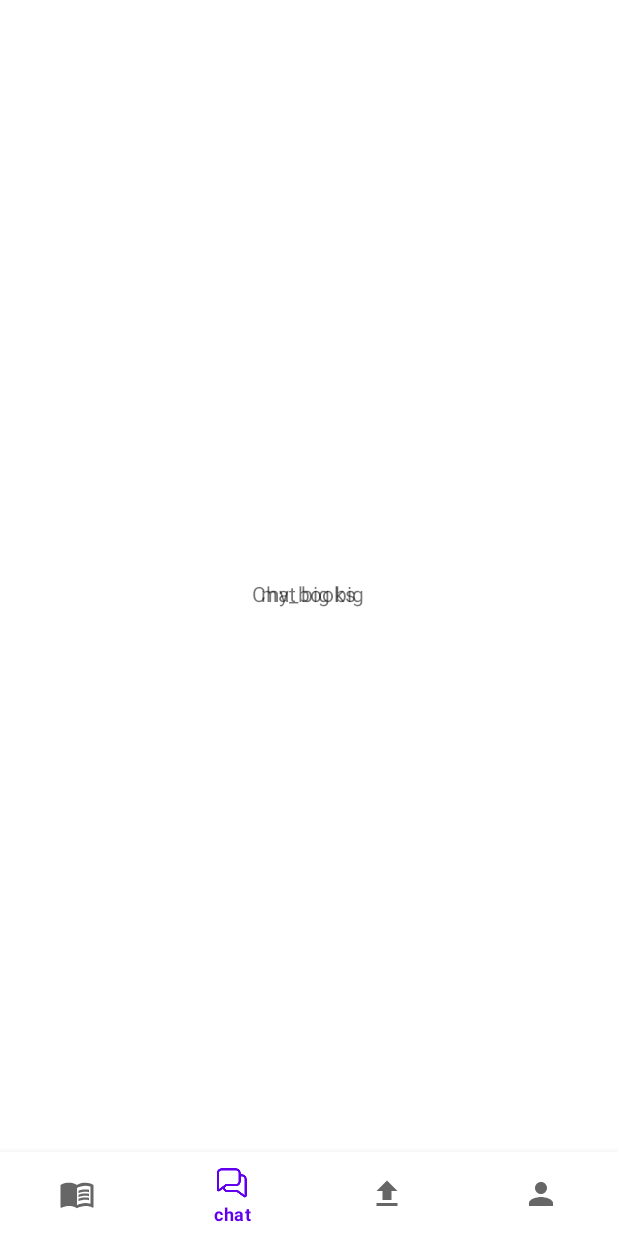
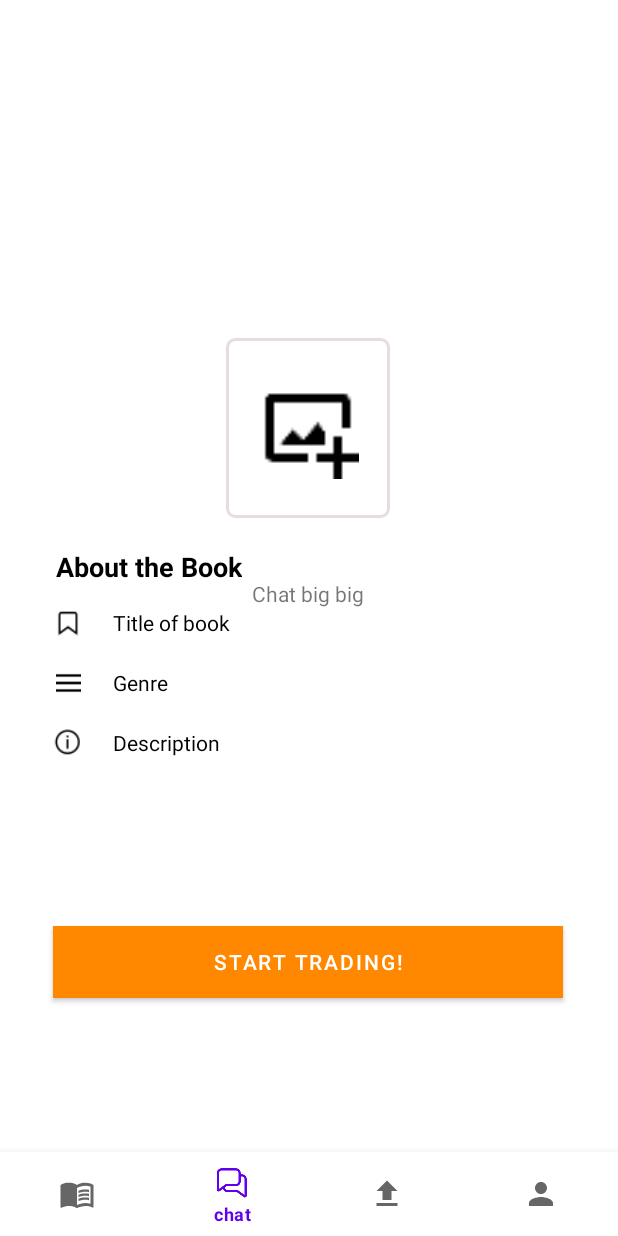
Before and after one commit to TheNuc1ear/Book4Book, an Android app: the fragment myBooks_fragment placed in its activity, item 2 of the bottom bar chosen, on a phone screen of 412 x 824 dp. Run offline under Robolectric (Android 15) with nearby library versions, the phone set to English and light mode, and no system bars; our stand-ins replace Firebase (no records; nobody signed in at launch, a user with empty details on screens opened directly), navigation-ui; pictures from the network do not load.

Commit message:
edited pages for book_listing

```diff
--- a/app/src/main/java/com/infosys/b4b/MainActivity.java
+++ b/app/src/main/java/com/infosys/b4b/MainActivity.java
@@ -218,7 +218,7 @@ public class MainActivity extends AppCompatActivity {
                     case R.id.profile_fragment:
                         displayProfileFragment();
                         return true;
-                    case R.id.myBooks_fragment:
+                    case R.id.home_fragment:
                         displayBookListingFragment();
                         return true;
                 }
--- a/app/src/main/res/layout/fragment_my_books_fragment.xml
+++ b/app/src/main/res/layout/fragment_my_books_fragment.xml
@@ -1,21 +1,126 @@
 <?xml version="1.0" encoding="utf-8"?>
-<androidx.constraintlayout.widget.ConstraintLayout xmlns:android="http://schemas.android.com/apk/res/android"
+<RelativeLayout xmlns:android="http://schemas.android.com/apk/res/android"
     xmlns:app="http://schemas.android.com/apk/res-auto"
     xmlns:tools="http://schemas.android.com/tools"
-    android:id="@+id/frameLayout2"
+    android:layout_gravity="center"
     android:layout_width="400dp"
-    android:layout_height="match_parent"
+    android:layout_height="500dp"
+    android:background="@color/white"
+    android:layout_marginTop="40dp"
     tools:context=".myBooks_fragment">
 
-    <!-- TODO: Update blank fragment layout -->
+    <LinearLayout
+        android:layout_width="120dp"
+        android:layout_height="120dp"
+        android:layout_alignParentEnd="true"
+        android:layout_marginTop="40dp"
+        android:layout_marginLeft="145dp"
+        android:layout_marginRight="145dp"
+        android:layout_weight="1"
+        android:background="@drawable/rectangle"
+        android:gravity="center">
+
+        <ImageView
+            android:id="@+id/iconIv"
+            android:layout_width="68dp"
+            android:layout_height="68dp"
+            android:gravity="center"
+            android:src="@drawable/add_image" />
+    </LinearLayout>
+
     <TextView
-        android:id="@+id/textView5"
+        android:id="@+id/textView"
         android:layout_width="wrap_content"
         android:layout_height="wrap_content"
-        android:text="my_books"
-        app:layout_constraintBottom_toBottomOf="parent"
-        app:layout_constraintEnd_toEndOf="parent"
-        app:layout_constraintStart_toStartOf="parent"
-        app:layout_constraintTop_toTopOf="parent" />
+        android:layout_marginTop="180dp"
+        android:paddingLeft="32dp"
+        android:text="About the Book"
+        android:textColor="@color/black"
+        android:textSize="18sp"
+        android:textStyle="bold" />
+    <!--        <ImageView-->
+    <!--            android:id="@+id/icon"-->
+    <!--            android:layout_width="110dp"-->
+    <!--            android:layout_height="110dp"-->
+    <!--            android:layout_centerHorizontal="true"-->
+    <!--            android:layout_marginTop="40dp"-->
+    <!--            android:src="@drawable/splash_image" />-->
 
-</androidx.constraintlayout.widget.ConstraintLayout>
+    <!--        <TextView-->
+    <!--            android:layout_width="wrap_content"-->
+    <!--            android:layout_height="wrap_content"-->
+    <!--            android:layout_below="@id/iconIv"-->
+    <!--            android:layout_centerHorizontal="true"-->
+    <!--            android:layout_marginTop="10dp"-->
+    <!--            android:fontFamily="sans-serif-condensed"-->
+    <!--            android:text="Upload a book"-->
+    <!--            android:textColor="@color/black"-->
+    <!--            android:textSize="28sp" />-->
+
+
+    <ImageView
+        android:layout_width="40dp"
+        android:layout_height="20dp"
+        android:layout_marginTop="220dp"
+        android:layout_marginLeft="20dp"
+        android:src="@drawable/title" />
+
+    <TextView
+        android:layout_width="300dp"
+        android:layout_height="wrap_content"
+        android:layout_marginLeft="70dp"
+        android:layout_marginTop="220dp"
+        android:src="@drawable/title"
+        android:text="Title of book"
+        android:textColor="@color/black" />
+
+    <ImageView
+        android:layout_width="30dp"
+        android:layout_height="20dp"
+        android:layout_marginLeft="25dp"
+        android:layout_marginTop="260dp"
+        android:src="@drawable/genre" />
+
+    <TextView
+        android:layout_width="300dp"
+        android:layout_height="wrap_content"
+        android:layout_marginLeft="70dp"
+        android:layout_marginTop="260dp"
+        android:src="@drawable/title"
+        android:text="Genre"
+        android:textColor="@color/black" />
+    <ImageView
+        android:layout_width="30dp"
+        android:layout_height="20dp"
+        android:layout_marginLeft="25dp"
+        android:layout_marginTop="300dp"
+        android:src="@drawable/description" />
+
+    <TextView
+        android:layout_width="300dp"
+        android:layout_height="100dp"
+        android:layout_marginLeft="70dp"
+        android:layout_marginTop="300dp"
+        android:src="@drawable/title"
+        android:text="Description"
+        android:textColor="@color/black" />
+
+    <Button
+        android:id="@+id/tradeBtn"
+        android:layout_width="match_parent"
+        android:layout_height="wrap_content"
+        android:layout_alignParentBottom="true"
+        android:layout_marginStart="30dp"
+        android:layout_marginTop="400dp"
+        android:layout_marginEnd="30dp"
+        android:layout_marginBottom="20dp"
+        android:background="@color/white"
+        android:text="Start trading!"
+        android:textColor="@color/white"
+        app:backgroundTint="@color/orange" />
+
+
+
+
+
+</RelativeLayout>
```
Also changed, not shown: app/src/main/res/drawable-hdpi/description.png (added), app/src/main/res/drawable-hdpi/genre.png (added), app/src/main/res/drawable-hdpi/title.png (added), app/src/main/res/drawable-mdpi/description.png (added), app/src/main/res/drawable-mdpi/genre.png (added), app/src/main/res/drawable-mdpi/title.png (added), app/src/main/res/drawable-xhdpi/description.png (added), app/src/main/res/drawable-xhdpi/genre.png (added), app/src/main/res/drawable-xhdpi/title.png (added), app/src/main/res/drawable-xxhdpi/description.png (added), app/src/main/res/drawable-xxhdpi/genre.png (added), app/src/main/res/drawable-xxhdpi/title.png (added).
